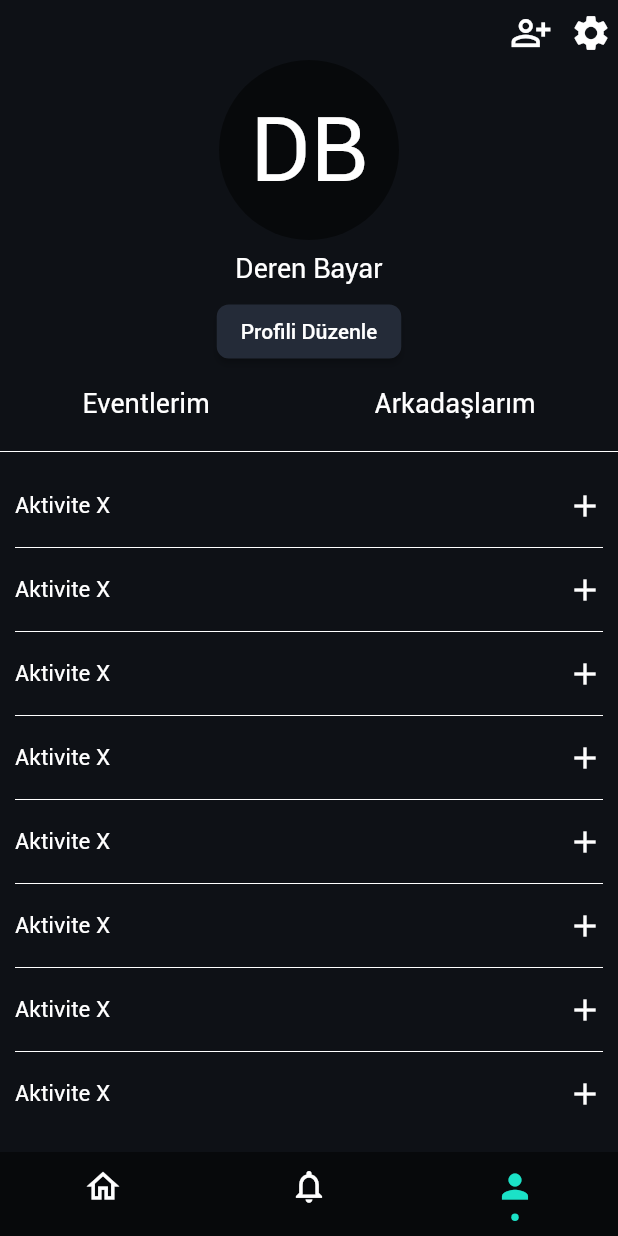
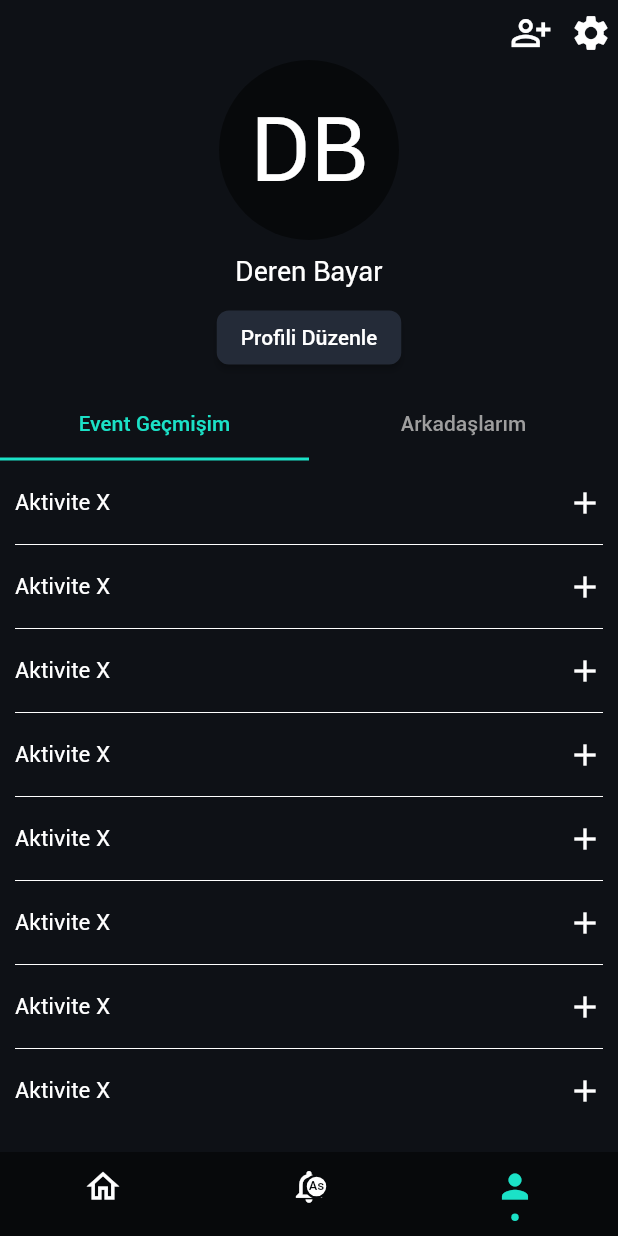
Before and after one commit to derennn/EnjoyTogether, a Flutter app: the MainPage screen opened directly, item 3 of the bottom bar chosen, on a phone screen of 412 x 824 dp. Run offline on Flutter 3.47's test engine with Material 2 defaults, Android fonts, the light colour scheme and no system bars; drawn by our look-alikes of persistent_bottom_nav_bar; our stand-ins replace flutter_riverpod; network calls fail.

Commit message:
notifications repository

```diff
--- /dev/null
+++ b/lib/basic_classes/notification_class.dart
@@ -0,0 +1,6 @@
+class Notification {
+  String person;
+  DateTime date;
+
+  Notification(this.person, this.date);
+}
--- a/lib/fixture_screen/create_events_page.dart
+++ b/lib/fixture_screen/create_events_page.dart
@@ -3,7 +3,7 @@ import 'package:flutter/material.dart';
 import 'package:persistent_bottom_nav_bar/persistent_tab_view.dart';
 import 'package:flutter_riverpod/flutter_riverpod.dart';
 import 'package:agalarla_mac/themecolors.dart';
-import 'package:agalarla_mac/event/event_class.dart';
+import 'package:agalarla_mac/basic_classes/event_class.dart';
 
 class FixtureEventButtonHero extends StatelessWidget {
   const FixtureEventButtonHero({
--- a/lib/fixture_screen/open_events_screen/open_event_focused.dart
+++ b/lib/fixture_screen/open_events_screen/open_event_focused.dart
@@ -1,5 +1,5 @@
 import 'package:flutter/material.dart';
-import 'package:agalarla_mac/event/event_class.dart';
+import 'package:agalarla_mac/basic_classes/event_class.dart';
 import 'package:intl/intl.dart';
 
 class OpenEventFocused extends StatefulWidget {
--- a/lib/fixture_screen/open_events_screen/open_events_page.dart
+++ b/lib/fixture_screen/open_events_screen/open_events_page.dart
@@ -1,5 +1,5 @@
 import 'dart:ui';
-import 'package:agalarla_mac/event/event_class.dart';
+import 'package:agalarla_mac/basic_classes/event_class.dart';
 import 'package:flutter/material.dart';
 import 'package:agalarla_mac/themecolors.dart';
 import 'package:flutter_riverpod/flutter_riverpod.dart';
--- a/lib/main.dart
+++ b/lib/main.dart
@@ -1,7 +1,10 @@
+import 'package:agalarla_mac/basic_classes/event_class.dart';
+import 'package:agalarla_mac/repositories/events_repository.dart';
 import 'package:flutter/material.dart';
 import 'package:persistent_bottom_nav_bar/persistent_tab_view.dart';
 import 'package:flutter_riverpod/flutter_riverpod.dart';
 import 'fixture_screen/fixturepage.dart';
+import 'package:agalarla_mac/repositories/notifications_repository.dart';
 import 'notificationpage.dart';
 import 'profilepage.dart';
 import 'themecolors.dart';
@@ -140,8 +143,8 @@ class _MainPageState extends State<MainPage> {
             activeColorPrimary: neonGreen,
             inactiveColorPrimary: Colors.white),
         PersistentBottomNavBarItem(
-          icon: const Icon(Icons.notifications),
-          inactiveIcon: const Icon(Icons.notifications_none_outlined),
+          icon: const NotificationCountBadge(icon: Icon(Icons.notifications), boxColor: Palette.neonGreenShades),
+          inactiveIcon: const NotificationCountBadge(icon: Icon(Icons.notifications_none_outlined), boxColor: Colors.white),
           title: "Profile",
           activeColorPrimary: neonGreen,
           inactiveColorPrimary: Colors.white,
@@ -200,3 +203,46 @@ class _MainPageState extends State<MainPage> {
         ));
   }
 }
+
+class NotificationCountBadge extends ConsumerWidget {
+  const NotificationCountBadge({
+    required this.icon,
+    required this.boxColor,
+    Key? key,
+  }) : super(key: key);
+
+  final Icon icon;
+  final Color boxColor;
+
+  @override
+  Widget build(BuildContext context, WidgetRef ref) {
+    final AsyncValue<List<Event>> uncheckedNotifCount = ref.watch(eventsListProvider);
+    return Stack(
+      fit: StackFit.passthrough,
+      children: <Widget>[
+        icon,
+        Positioned(
+          right: 0,
+          top: 5,
+          child: Container(
+            padding: const EdgeInsets.all(1),
+            decoration: BoxDecoration(
+              color: boxColor,
+              border: Border.all(width: 1.5, color: Palette.appSwatch.shade700,),
+              shape: BoxShape.circle,),
+            constraints: const BoxConstraints(
+                minHeight: 12,
+                minWidth: 12
+            ),
+            height: 16,
+            width: 16,
+            child: Text('$uncheckedNotifCount',
+              style: TextStyle(fontSize: 9,fontWeight: FontWeight.w500, color: Palette.appSwatch.shade700),
+              textAlign: TextAlign.center,
+            ),
+          ),
+        ),
+      ],
+    );
+  }
+}
--- a/lib/profilepage.dart
+++ b/lib/profilepage.dart
@@ -1,3 +1,4 @@
+import 'package:flutter/gestures.dart';
 import 'package:flutter/material.dart';
 import 'fixture_screen/fixturepage.dart';
 import 'themecolors.dart';
@@ -24,7 +25,9 @@ class _ProfilePageState extends State<ProfilePage> {
   @override
   Widget build(BuildContext context) {
     final size = MediaQuery.of(context).size;
-    return Scaffold(
+    return DefaultTabController(
+      length: 2,
+      child: Scaffold(
           backgroundColor: Palette.appSwatch.shade500,
           body: SafeArea(
             child: Center(
@@ -35,18 +38,18 @@ class _ProfilePageState extends State<ProfilePage> {
                     mainAxisAlignment: MainAxisAlignment.end,
                     children: [
                       IconButton(
-                      constraints: BoxConstraints(),
+                        constraints: const BoxConstraints(),
                         onPressed: () {},
-                      icon: Icon(
+                        icon: const Icon(
                           Icons.person_add_alt_outlined,
                           color: Colors.white,
                           size: 28,
                         ),
                       ),
                       IconButton(
-                      constraints: BoxConstraints(),
+                        constraints: const BoxConstraints(),
                         onPressed: () {},
-                      icon: Icon(
+                        icon: const Icon(
                           Icons.settings,
                           color: Colors.white,
                           size: 28,
@@ -67,95 +70,82 @@ class _ProfilePageState extends State<ProfilePage> {
                     ),
                   ),
                   const SizedBox(
-                  height: 8,
+                    height: 10,
                   ),
-                Text('Deren Bayar'),
+                  const Text('Deren Bayar'),
                   const SizedBox(
-                  height: 8,
+                    height: 10,
                   ),
                   ElevatedButton(
                     style: ElevatedButton.styleFrom(
-                    shape: RoundedRectangleBorder(borderRadius: BorderRadius.all(Radius.circular(8)))
+                        shape: const RoundedRectangleBorder(
+                            borderRadius: BorderRadius.all(Radius.circular(8)))),
+                    onPressed: () {},
+                    child: const Text('Profili Düzenle'),
                   ),
-                  onPressed: () {},
-                  child: Text('Profili Düzenle'),
-                ),
-                Row(
-                  mainAxisSize: MainAxisSize.max,
-                  mainAxisAlignment: MainAxisAlignment.spaceAround,
-                  children: [
-                    TextButton(
-                      onPressed: () {
-                        setState(() {
-                          whichPage = !whichPage;
-                        });
-                      },
-                      child: Text(
-                        'Eventlerim',
-                        style: Theme.of(context).textTheme.bodyMedium,
-                      ),
-                    ),
-                    TextButton(
-                      onPressed: () {
-                        setState(() {
-                          whichPage = !whichPage;
-                        });
-                      },
-                      child: Text(
-                        'Arkadaşlarım',
-                        style: Theme.of(context).textTheme.bodyMedium,
-                      ),
-                    ),
+                  const SizedBox(height: 10,),
+                  const TabBar(
+                    labelColor: Palette.neonGreenShades,
+                    indicatorColor: Palette.neonGreenShades,
+                    unselectedLabelColor: Colors.grey,
+                    tabs: <Tab>[
+                      Tab(text: 'Event Geçmişim'),
+                      Tab(text: 'Arkadaşlarım'),
                     ],
                   ),
-                const Divider(
-                  color: Colors.white,
-                ),
                   Expanded(
-                    child: whichPage == true
-                        ? ListView.separated(
+                    child: TabBarView(
+                      children: [
+                        ListView.separated(
                           itemCount: 8,
                           itemBuilder: (context, index) {
                             return ListTile(
                               title: Text('Aktivite X',
-                                    style: Theme.of(context).textTheme.bodySmall),
-                                trailing: Icon(Icons.add, color: Colors.white),
+                                  style:
+                                  Theme.of(context).textTheme.bodySmall),
+                              trailing: const Icon(Icons.add, color: Colors.white),
                               contentPadding:
-                                    EdgeInsets.symmetric(horizontal: 10),
+                              const EdgeInsets.symmetric(horizontal: 10),
                             );
                           },
                           separatorBuilder: (context, index) {
-                              return Divider(
+                            return const Divider(
                               color: Colors.white,
                               endIndent: 10,
                               indent: 10,
                               height: 0,
                             );
                           },
-                          )
-                        : ListView.separated(
+                        ),
+                        ListView.separated(
                           itemCount: 5,
                           itemBuilder: (context, index) {
                             return ListTile(
                               title: Text('Ecem',
-                                    style: Theme.of(context).textTheme.bodySmall),
-                                trailing: Icon(Icons.add, color: Colors.white),
+                                  style:
+                                  Theme.of(context).textTheme.bodySmall),
+                              trailing: const Icon(Icons.add, color: Colors.white),
                               contentPadding:
-                                    EdgeInsets.symmetric(horizontal: 10),
+                              const EdgeInsets.symmetric(horizontal: 10),
                             );
                           },
                           separatorBuilder: (context, index) {
-                              return Divider(
+                            return const Divider(
                               color: Colors.white,
                               endIndent: 10,
                               indent: 10,
                               height: 0,
                             );
                           },
-                          )),
+                        ),
+                      ]
+                    ),
+                  ),
                 ],
               ),
             ),
-        ));
+          ),
+      ),
+    );
   }
 }
--- a/lib/repositories/events_repository.dart
+++ b/lib/repositories/events_repository.dart
@@ -1,7 +1,7 @@
 import 'package:flutter/cupertino.dart';
 import 'package:flutter_riverpod/flutter_riverpod.dart';
 import 'package:agalarla_mac/services/data_services.dart';
-import 'package:agalarla_mac/event/event_class.dart';
+import 'package:agalarla_mac/basic_classes/event_class.dart';
 
 class EventsRepository extends ChangeNotifier{
   final DataService dataService;
@@ -19,7 +19,7 @@ class EventsRepository extends ChangeNotifier{
 
   Future<List<Event>> getAllEvents() async{
    events = await dataService.getAllEvents();
-    return events;
+   return events;
   }
 }
 
--- a/lib/repositories/notifications_repository.dart
+++ b/lib/repositories/notifications_repository.dart
@@ -1,3 +1,30 @@
+import 'package:agalarla_mac/basic_classes/event_class.dart';
 import 'package:flutter_riverpod/flutter_riverpod.dart';
+import 'package:agalarla_mac/basic_classes/notification_class.dart';
+import 'package:agalarla_mac/repositories/events_repository.dart';
+
+class NotificationsRepository extends StateNotifier<List>{
+  NotificationsRepository(List state) : super(state);
+
+  void deleteNotifs() {
+    state = [];
+  }
+}
+
+final notificationsProvider = StateNotifierProvider<NotificationsRepository, List>((ref) {
+  return NotificationsRepository(ref.watch(eventsRepositoryProvider).events);
+});
+
+class UncheckedNotificationCount extends StateNotifier<int>{
+  UncheckedNotificationCount(int state) : super(state);
+
+  void userCheckedNotifs () {
+    state = 0;
+  }
+}
+
+final uncheckedNotificationCountProvider = StateNotifierProvider<UncheckedNotificationCount, int>((ref) {
+  return UncheckedNotificationCount(ref.watch(notificationsProvider).length);
+});
 
 final notificationProvider2 = StateProvider<bool>((ref) => true);
--- a/lib/services/data_services.dart
+++ b/lib/services/data_services.dart
@@ -1,7 +1,7 @@
 import 'dart:convert';
 import 'package:http/http.dart' as http;
 import 'package:flutter_riverpod/flutter_riverpod.dart';
-import 'package:agalarla_mac/event/event_class.dart';
+import 'package:agalarla_mac/basic_classes/event_class.dart';
 
 class DataService {
   final String baseUrl = 'https://638a2a0dc5356b25a2142b60.mockapi.io/';
```
Also changed, not shown: lib/basic_classes/event_class.dart (renamed from lib/event/event_class.dart). Lines whose indentation alone changed are shown as unchanged.
